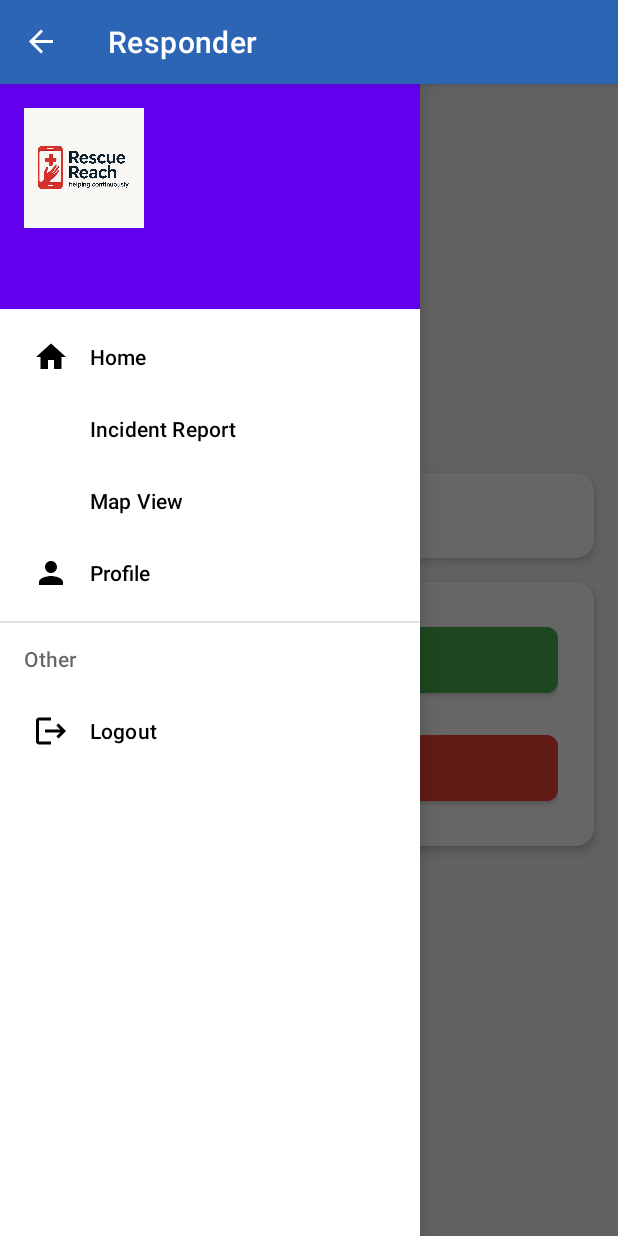
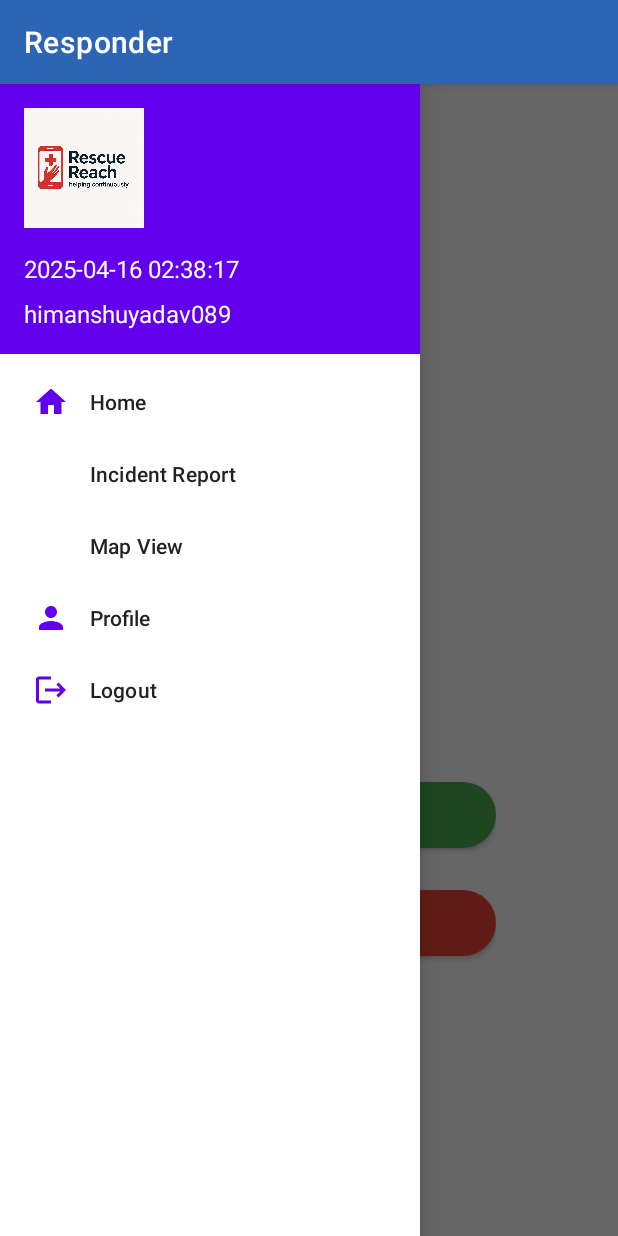
Before and after one commit to random1411/responder_new, an Android app: the DashboardActivity screen opened directly, with no data from a screen before it, with the side drawer open, on a phone screen of 412 x 824 dp. Run offline under Robolectric (Android 15) with nearby library versions, the phone set to English and light mode, and no system bars; our stand-ins replace CircleImageView, Firebase (no records; nobody signed in at launch, a user with empty details on screens opened directly).

Commit message:
initial commit

```diff
--- a/app/src/main/java/com/rescuereach/responder/DashboardActivity.java
+++ b/app/src/main/java/com/rescuereach/responder/DashboardActivity.java
@@ -1,10 +1,7 @@
 package com.rescuereach.responder;
 
-import android.content.Intent;
 import android.os.Bundle;
 import android.util.Log;
-import android.view.MenuItem;
-import android.view.View;
 import android.widget.Button;
 import android.widget.TextView;
 import android.widget.Toast;
@@ -17,17 +14,17 @@ import com.google.firebase.auth.FirebaseAuth;
 import com.google.firebase.auth.FirebaseUser;
 import com.google.firebase.firestore.DocumentReference;
 import com.google.firebase.firestore.FirebaseFirestore;
+import android.view.MenuItem;
 
 public class DashboardActivity extends AppCompatActivity {
 
     private DrawerLayout drawerLayout;
-    private NavigationView navigationView;
-    private ActionBarDrawerToggle toggle;
     private Button btnSetActive, btnSetInactive;
     private TextView roleTextView;
     private FirebaseAuth auth;
     private FirebaseFirestore db;
     private String role;
+    private NavigationDrawerHandler navigationDrawerHandler;
 
     @Override
     protected void onCreate(Bundle savedInstanceState) {
@@ -43,40 +40,37 @@ public class DashboardActivity extends AppCompatActivity {
 
         // Setup DrawerLayout and NavigationView
         drawerLayout = findViewById(R.id.drawerLayout);
-        navigationView = findViewById(R.id.nav_view);
-        toggle = new ActionBarDrawerToggle(this,
+        NavigationView navigationView = findViewById(R.id.nav_view);
+
+        // Setup ActionBarDrawerToggle
+        ActionBarDrawerToggle toggle = new ActionBarDrawerToggle(
+                this,
                 drawerLayout,
                 R.string.open,
                 R.string.close
         );
-        drawerLayout.addDrawerListener(toggle);
-        toggle.syncState();
-        getSupportActionBar().setDisplayHomeAsUpEnabled(true);
 
-        // Setup Navigation Item Clicks
-        navigationView.setNavigationItemSelectedListener(item -> {
-            int itemId = item.getItemId();
-            if (itemId == R.id.nav_home) {
-                Toast.makeText(DashboardActivity.this, "Home Selected", Toast.LENGTH_SHORT).show();
-            } else if (itemId == R.id.nav_logout) {
-                logoutUser();
-            }
-            drawerLayout.closeDrawers();
-            return true;
-        });
+        // Initialize Navigation Drawer Handler
+        navigationDrawerHandler = new NavigationDrawerHandler(this, drawerLayout, navigationView, toggle, auth);
 
-        // Setup Buttons
+        // Initialize views
+        roleTextView = findViewById(R.id.roleTextView);
         btnSetActive = findViewById(R.id.btnSetActive);
         btnSetInactive = findViewById(R.id.btnSetInactive);
-        roleTextView = findViewById(R.id.roleTextView);
 
         // Display role in the UI
         roleTextView.setText("Role: " + role);
 
+        // Setup button click listeners
         btnSetActive.setOnClickListener(v -> updateUserStatus("active"));
         btnSetInactive.setOnClickListener(v -> updateUserStatus("inactive"));
 
         fetchResponderInfo();
+    }
+
+    @Override
+    public boolean onOptionsItemSelected(@NonNull MenuItem item) {
+        return navigationDrawerHandler.onOptionsItemSelected(item) || super.onOptionsItemSelected(item);
     }
 
     private void fetchResponderInfo() {
@@ -109,10 +103,8 @@ public class DashboardActivity extends AppCompatActivity {
         }
     }
 
-    private void logoutUser() {
-        auth.signOut();
-        Intent intent = new Intent(DashboardActivity.this, LoginActivity.class);
-        startActivity(intent);
-        finish();
+    @Override
+    public void onBackPressed() {
+        navigationDrawerHandler.handleBackPress();
     }
 }
--- /dev/null
+++ b/app/src/main/java/com/rescuereach/responder/NavigationDrawerHandler.java
@@ -0,0 +1,77 @@
+package com.rescuereach.responder;
+
+import android.app.Activity;
+import android.content.Intent;
+import android.view.MenuItem;
+import android.widget.Toast;
+import androidx.annotation.NonNull;
+import androidx.appcompat.app.ActionBarDrawerToggle;
+import androidx.core.view.GravityCompat;
+import androidx.drawerlayout.widget.DrawerLayout;
+import com.google.android.material.navigation.NavigationView;
+import com.google.firebase.auth.FirebaseAuth;
+
+public class NavigationDrawerHandler implements NavigationView.OnNavigationItemSelectedListener {
+
+    private final Activity activity;
+    private final DrawerLayout drawerLayout;
+    private final NavigationView navigationView;
+    private final ActionBarDrawerToggle toggle;
+    private final FirebaseAuth auth;
+
+    public NavigationDrawerHandler(Activity activity, DrawerLayout drawerLayout, NavigationView navigationView,
+                                   ActionBarDrawerToggle toggle, FirebaseAuth auth) {
+        this.activity = activity;
+        this.drawerLayout = drawerLayout;
+        this.navigationView = navigationView;
+        this.toggle = toggle;
+        this.auth = auth;
+
+        setupDrawer();
+    }
+
+    private void setupDrawer() {
+        drawerLayout.addDrawerListener(toggle);
+        toggle.syncState();
+        navigationView.setNavigationItemSelectedListener(this);
+    }
+
+    @Override
+    public boolean onNavigationItemSelected(@NonNull MenuItem item) {
+        int itemId = item.getItemId();
+
+        if (itemId == R.id.nav_home) {
+            Toast.makeText(activity, "Home Selected", Toast.LENGTH_SHORT).show();
+        } else if (itemId == R.id.nav_incident_report) {
+            Toast.makeText(activity, "Incident Report Selected", Toast.LENGTH_SHORT).show();
+        } else if (itemId == R.id.nav_map_view) {
+            Toast.makeText(activity, "Map View Selected", Toast.LENGTH_SHORT).show();
+        } else if (itemId == R.id.nav_profile) {
+            Toast.makeText(activity, "Profile Selected", Toast.LENGTH_SHORT).show();
+        } else if (itemId == R.id.nav_logout) {
+            logoutUser();
+        }
+
+        drawerLayout.closeDrawer(GravityCompat.START);
+        return true;
+    }
+
+    public boolean onOptionsItemSelected(@NonNull MenuItem item) {
+        return toggle.onOptionsItemSelected(item) || item.getItemId() == android.R.id.home;
+    }
+
+    private void logoutUser() {
+        auth.signOut();
+        Intent intent = new Intent(activity, LoginActivity.class);
+        intent.addFlags(Intent.FLAG_ACTIVITY_NEW_TASK | Intent.FLAG_ACTIVITY_CLEAR_TASK);
+        activity.startActivity(intent);
+    }
+
+    public void handleBackPress() {
+        if (drawerLayout.isDrawerOpen(GravityCompat.START)) {
+            drawerLayout.closeDrawer(GravityCompat.START);
+        } else {
+            activity.onBackPressed();
+        }
+    }
+}
--- /dev/null
+++ b/app/src/main/res/drawable/empty_state.xml
@@ -0,0 +1,9 @@
+<vector xmlns:android="http://schemas.android.com/apk/res/android"
+    android:width="200dp"
+    android:height="200dp"
+    android:viewportWidth="24"
+    android:viewportHeight="24">
+    <path
+        android:fillColor="#CCCCCC"
+        android:pathData="M19,3H5C3.89,3 3,3.89 3,5V19C3,20.11 3.89,21 5,21H19C20.11,21 21,20.11 21,19V5C21,3.89 20.11,3 19,3M19,19H5V5H19V19M17,17H7V7H17V17Z"/>
+</vector>
--- a/app/src/main/res/layout/activity_dashboard.xml
+++ b/app/src/main/res/layout/activity_dashboard.xml
@@ -6,90 +6,62 @@
     android:id="@+id/drawerLayout"
     android:layout_width="match_parent"
     android:layout_height="match_parent"
-    android:background="@color/loginBackground"
+    android:background="@color/white"
     tools:context=".DashboardActivity">
 
     <!-- Main Content -->
     <LinearLayout
         android:layout_width="match_parent"
         android:layout_height="match_parent"
-        android:orientation="vertical">
-        <!-- Center Content Container -->
-        <LinearLayout
-            android:layout_width="match_parent"
-            android:layout_height="match_parent"
         android:orientation="vertical"
         android:gravity="center">
 
-            <!-- Role Display Card -->
-            <com.google.android.material.card.MaterialCardView
-                android:layout_width="match_parent"
-                android:layout_height="wrap_content"
-                android:layout_marginHorizontal="16dp"
-                android:layout_marginBottom="16dp"
-                app:cardCornerRadius="12dp"
-                app:cardElevation="4dp">
+        <!-- Empty State Image -->
+        <ImageView
+            android:layout_width="180dp"
+            android:layout_height="180dp"
+            android:src="@drawable/empty_state"
+            android:layout_marginBottom="24dp"
+            android:contentDescription="Empty State"/>
 
-                <LinearLayout
-                    android:layout_width="match_parent"
-                    android:layout_height="wrap_content"
-                    android:orientation="horizontal"
-                    android:gravity="center_vertical"
-                    android:padding="16dp">
-
-                    <ImageView
-                        android:layout_width="24dp"
-                        android:layout_height="24dp"
-                        android:src="@drawable/ic_badge"
-                        app:tint="@color/colorPrimary"
-                        android:layout_marginEnd="8dp"/>
-
+        <!-- Role Display -->
         <TextView
             android:id="@+id/roleTextView"
-                        android:layout_width="match_parent"
+            android:layout_width="wrap_content"
             android:layout_height="wrap_content"
             android:text="Role: Unknown"
-                        android:textSize="18sp"
+            android:textSize="20sp"
+            android:textColor="@color/textPrimary"
             android:textStyle="bold"
-                        android:textColor="@color/textPrimary"/>
-                </LinearLayout>
-            </com.google.android.material.card.MaterialCardView>
+            android:gravity="center"
+            android:layout_marginBottom="48dp"/>
 
-            <!-- Buttons Container Card -->
-            <com.google.android.material.card.MaterialCardView
-                android:layout_width="match_parent"
-                android:layout_height="wrap_content"
-                android:layout_marginHorizontal="16dp"
-                app:cardCornerRadius="12dp"
-                app:cardElevation="4dp">
-
+        <!-- Buttons Container -->
         <LinearLayout
-                    android:layout_width="match_parent"
+            android:layout_width="wrap_content"
             android:layout_height="wrap_content"
             android:orientation="vertical"
             android:gravity="center"
-                    android:padding="24dp">
+            android:padding="16dp">
 
             <com.google.android.material.button.MaterialButton
                 android:id="@+id/btnSetActive"
-                        android:layout_width="match_parent"
+                android:layout_width="250dp"
                 android:layout_height="56dp"
                 android:text="Set Active"
-                        android:textSize="16sp"
-                        app:cornerRadius="8dp"
-                        android:backgroundTint="@color/green"
+                app:backgroundTint="@color/green"
+                android:textColor="@android:color/white"
+                app:cornerRadius="28dp"
                 android:layout_marginBottom="16dp"/>
 
             <com.google.android.material.button.MaterialButton
                 android:id="@+id/btnSetInactive"
-                        android:layout_width="match_parent"
+                android:layout_width="250dp"
                 android:layout_height="56dp"
                 android:text="Set Inactive"
-                        android:textSize="16sp"
-                        app:cornerRadius="8dp"
-                        android:backgroundTint="@color/red"/>
-                </LinearLayout>
-            </com.google.android.material.card.MaterialCardView>
+                app:backgroundTint="@color/red"
+                android:textColor="@android:color/white"
+                app:cornerRadius="28dp"/>
         </LinearLayout>
     </LinearLayout>
 
@@ -99,7 +71,10 @@
         android:layout_width="wrap_content"
         android:layout_height="match_parent"
         android:layout_gravity="start"
-        app:headerLayout="@layout/nav_header"
-        app:menu="@menu/drawer_menu"/>
+        android:background="@color/white"
+        app:itemTextColor="@color/textPrimary"
+        app:itemIconTint="@color/colorPrimary"
+        app:menu="@menu/drawer_menu"
+        app:headerLayout="@layout/nav_header"/>
 
 </androidx.drawerlayout.widget.DrawerLayout>
--- a/app/src/main/res/layout/nav_header.xml
+++ b/app/src/main/res/layout/nav_header.xml
@@ -16,9 +16,17 @@
         android:layout_marginBottom="16dp"/>
 
     <TextView
-        android:id="@+id/nav_header_role"
         android:layout_width="match_parent"
         android:layout_height="wrap_content"
+        android:text="2025-04-16 02:38:17"
+        android:textAppearance="@style/TextAppearance.AppCompat.Body1"
+        android:textSize="16sp"
+        android:layout_marginBottom="8dp"/>
+
+    <TextView
+        android:layout_width="match_parent"
+        android:layout_height="wrap_content"
+        android:text="himanshuyadav089"
         android:textAppearance="@style/TextAppearance.AppCompat.Body1"
         android:textSize="16sp"/>
 
--- a/app/src/main/res/menu/drawer_menu.xml
+++ b/app/src/main/res/menu/drawer_menu.xml
@@ -1,5 +1,8 @@
 <?xml version="1.0" encoding="utf-8"?>
-<menu xmlns:android="http://schemas.android.com/apk/res/android">
+<menu xmlns:android="http://schemas.android.com/apk/res/android"
+    xmlns:tools="http://schemas.android.com/tools"
+    tools:showIn="navigation_view">
+
     <group android:checkableBehavior="single">
         <item
             android:id="@+id/nav_home"
@@ -7,27 +10,23 @@
             android:title="Home" />
 
         <item
-            android:id="@+id/nav_incident"
+            android:id="@+id/nav_incident_report"
             android:icon="@drawable/ic_report"
             android:title="Incident Report" />
 
         <item
-            android:id="@+id/nav_map"
+            android:id="@+id/nav_map_view"
             android:icon="@drawable/ic_map"
             android:title="Map View" />
 
         <item
             android:id="@+id/nav_profile"
-            android:icon="@drawable/ic_person"
+            android:icon="@drawable/ic_profile"
             android:title="Profile" />
+
+        <item
+            android:id="@+id/nav_logout"
+            android:icon="@drawable/ic_logout"
+            android:title="Logout" />
     </group>
-
-    <item android:title="Other">
-        <menu>
-            <item
-                android:id="@+id/nav_logout"
-                android:icon="@drawable/ic_logout"
-                android:title="Logout" />
-        </menu>
-    </item>
 </menu>
--- a/app/src/main/res/values/ids.xml
+++ b/app/src/main/res/values/ids.xml
@@ -1,4 +1,8 @@
 <?xml version="1.0" encoding="utf-8"?>
 <resources>
     <item name="main" type="id" />
+    <item name="nav_incident_report" type="id" />
+    <item name="nav_map_view" type="id" />
+    <item name="toolbar" type="id" />
+    <item name="profileName" type="id" />
 </resources>
```
Lines whose indentation alone changed are shown as unchanged.
